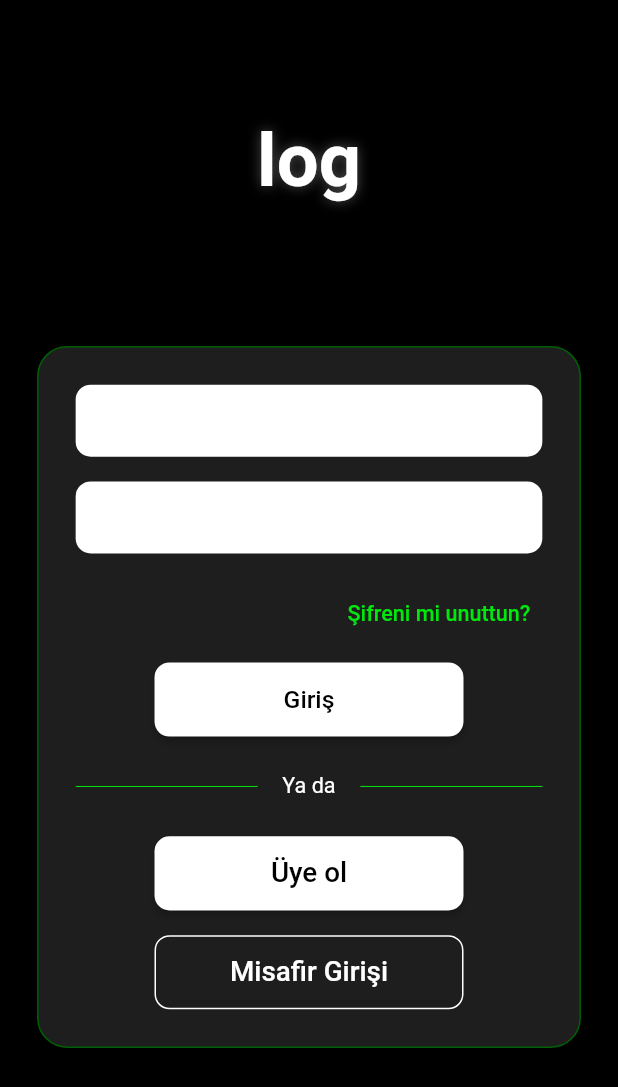
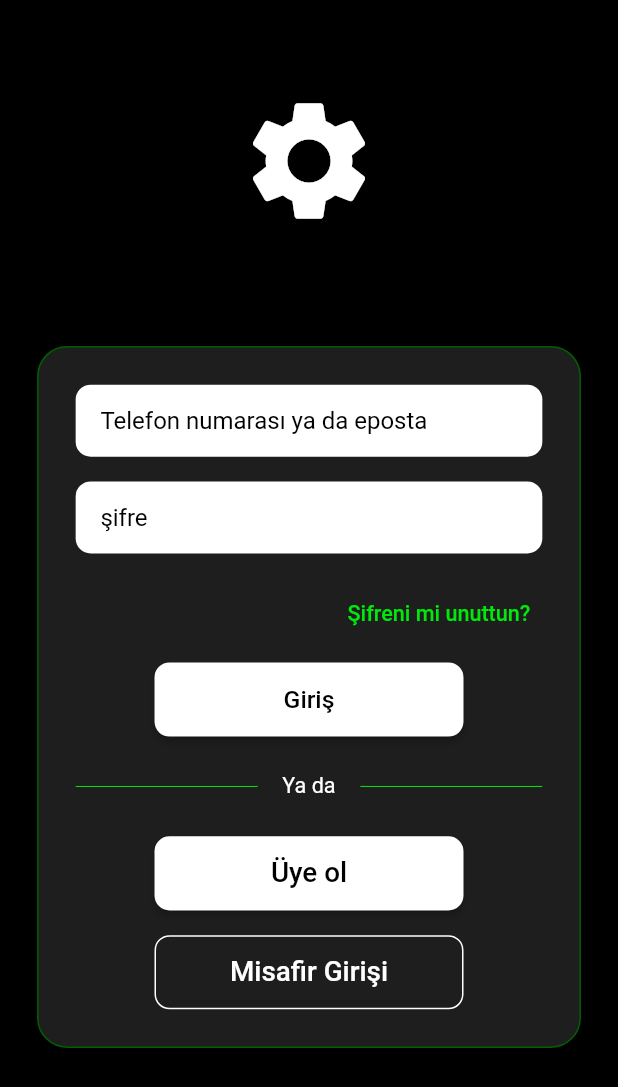
Before and after one commit to Kayalenky/izamacapp, a Flutter app: the screen it shows after launch, on a phone screen of 412 x 824 dp. Shown: the top 1087 px of the screen. Run offline on Flutter 3.47's test engine with Material 3 defaults, Android fonts, the phone set to English and light mode, and no system bars.

Commit message:
güncellendi

```diff
--- a/lib/pages/login/giris.dart
+++ b/lib/pages/login/giris.dart
@@ -1,5 +1,6 @@
 import 'package:flutter/material.dart';
 import 'package:izamacapp/pages/login/hesapolustur.dart';
+import 'package:izamacapp/pages/login/sifremiunuttum.dart';
 
 class LoginPage extends StatelessWidget {
   const LoginPage({super.key});
@@ -11,7 +12,6 @@ class LoginPage extends StatelessWidget {
 
   @override
   Widget build(BuildContext context) {
-    // Ekran boyutları
     final screenWidth = MediaQuery.of(context).size.width;
     final screenHeight = MediaQuery.of(context).size.height;
 
@@ -24,31 +24,21 @@ class LoginPage extends StatelessWidget {
             child: Column(
               mainAxisAlignment: MainAxisAlignment.center,
               children: <Widget>[
-                // LOGO
+                // Üstte çark ikonu
                 SizedBox(
                   height: screenHeight * 0.20,
                   width: screenHeight * 0.15,
-                  child: Center(
-                    child: Text(
-                      'log',
-                      style: TextStyle(
-                        color: Colors.white,
-                        fontSize: screenWidth * 0.12,
-                        fontWeight: FontWeight.bold,
-                        shadows: [
-                          Shadow(
-                            color: Colors.grey.withOpacity(0.5),
-                            blurRadius: 10,
-                            offset: const Offset(0, 0),
-                          ),
-                        ],
-                      ),
+                  child: const Center(
+                    child: Icon(
+                      Icons.settings, // çark
+                      color: Colors.white,
+                      size: 96,
                     ),
                   ),
                 ),
                 SizedBox(height: screenHeight * 0.05),
 
-                // GİRİŞ ALANI KARTI
+                // Kart
                 Container(
                   padding: EdgeInsets.all(screenWidth * 0.06),
                   decoration: BoxDecoration(
@@ -58,12 +48,15 @@ class LoginPage extends StatelessWidget {
                   ),
                   child: Column(
                     children: <Widget>[
-                      // Kullanıcı adı / e-posta
+                      // Telefon/E-posta
                       TextField(
+                        keyboardType: TextInputType.emailAddress,
+                        style: const TextStyle(color: Colors.black), // yazı siyah
                         decoration: InputDecoration(
                           filled: true,
                           fillColor: Colors.white,
-                          hintText: 'Telefon numarası veya E-posta',
+                          hintText: 'Telefon numarası ya da eposta',
+                          hintStyle: const TextStyle(color: Colors.black), // placeholder siyah
                           border: OutlineInputBorder(
                             borderRadius: BorderRadius.circular(10),
                             borderSide: BorderSide.none,
@@ -79,10 +72,12 @@ class LoginPage extends StatelessWidget {
                       // Şifre
                       TextField(
                         obscureText: true,
+                        style: const TextStyle(color: Colors.black), // yazı siyah
                         decoration: InputDecoration(
                           filled: true,
                           fillColor: Colors.white,
-                          hintText: 'Şifre',
+                          hintText: 'şifre',
+                          hintStyle: const TextStyle(color: Colors.black), // placeholder siyah
                           border: OutlineInputBorder(
                             borderRadius: BorderRadius.circular(10),
                             borderSide: BorderSide.none,
@@ -95,7 +90,7 @@ class LoginPage extends StatelessWidget {
                       ),
                       SizedBox(height: screenHeight * 0.02),
 
-                      // Şifremi unuttum
+                      // Şifremi unuttum → GirisSorunuSayfasi
                       Align(
                         alignment: Alignment.centerRight,
                         child: TextButton(
@@ -103,7 +98,7 @@ class LoginPage extends StatelessWidget {
                             Navigator.push(
                               context,
                               MaterialPageRoute(
-                              builder: (_) => HesapOlusturSayfasi(),
+                                builder: (_) => const GirisSorunuSayfasi(),
                               ),
                             );
                           },
@@ -118,7 +113,7 @@ class LoginPage extends StatelessWidget {
                       ),
                       SizedBox(height: screenHeight * 0.01),
 
-                      // Giriş butonu
+                      // Giriş
                       ElevatedButton(
                         onPressed: () {},
                         style: ElevatedButton.styleFrom(
@@ -142,12 +137,11 @@ class LoginPage extends StatelessWidget {
                       // Ayraç
                       Row(
                         children: <Widget>[
-                          const Expanded(
-                            child: Divider(color: accentGreen),
-                          ),
+                          const Expanded(child: Divider(color: accentGreen)),
                           Padding(
                             padding: EdgeInsets.symmetric(
-                                horizontal: screenWidth * 0.04),
+                              horizontal: screenWidth * 0.04,
+                            ),
                             child: Text(
                               'Ya da',
                               style: TextStyle(
@@ -156,9 +150,7 @@ class LoginPage extends StatelessWidget {
                               ),
                             ),
                           ),
-                          const Expanded(
-                            child: Divider(color: accentGreen),
-                          ),
+                          const Expanded(child: Divider(color: accentGreen)),
                         ],
                       ),
                       SizedBox(height: screenHeight * 0.03),
@@ -169,7 +161,7 @@ class LoginPage extends StatelessWidget {
                           Navigator.push(
                             context,
                             MaterialPageRoute(
-                            builder: (_) => HesapOlusturSayfasi(),
+                              builder: (_) => const HesapOlusturSayfasi(),
                             ),
                           );
                         },
```
